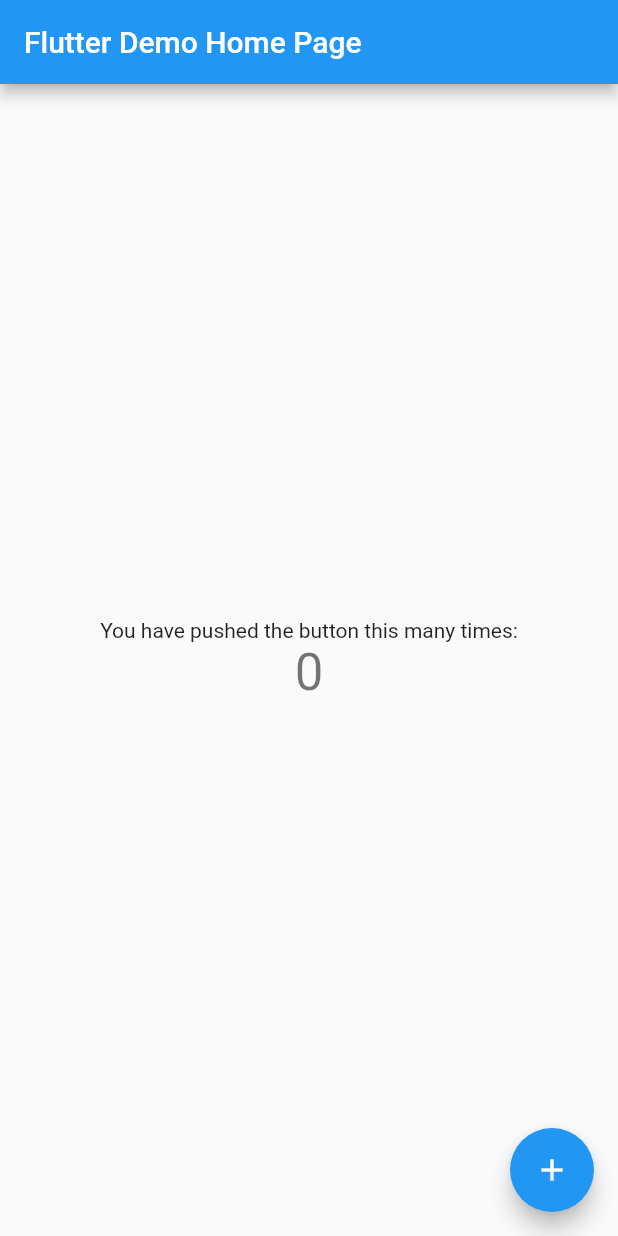
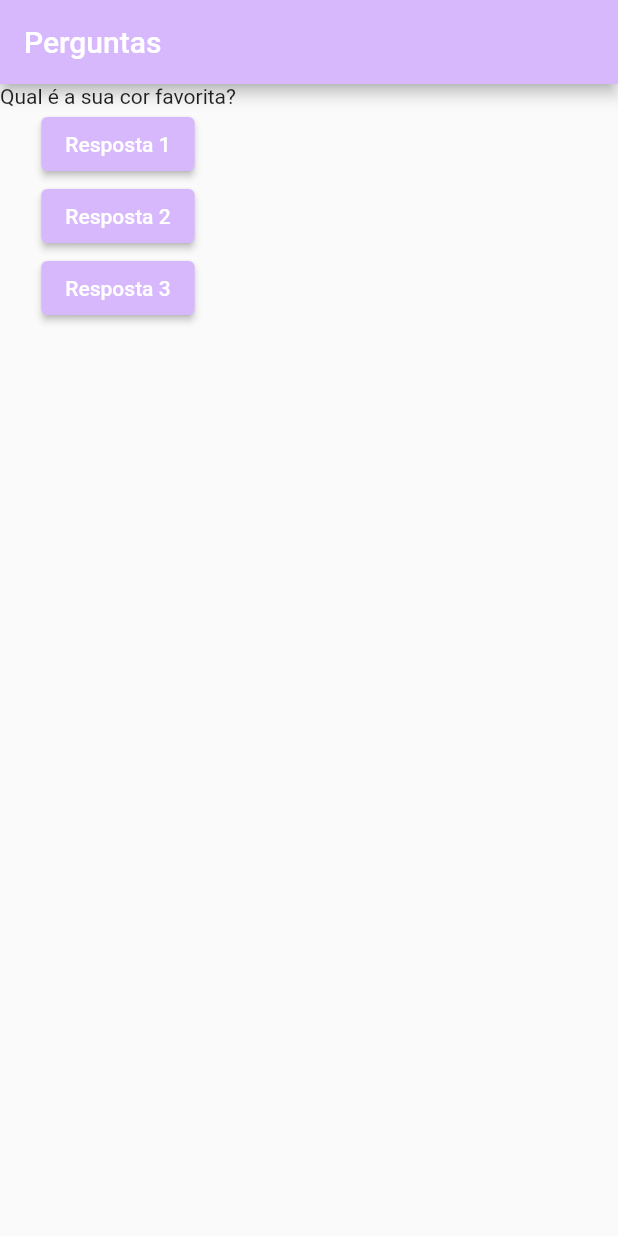
Before and after one commit to AnaTorres61/Flutter_Study, a Flutter app: the screen it shows after launch, on a phone screen of 412 x 824 dp. Run offline on Flutter 3.47's test engine with Material 2 defaults, Android fonts, the phone set to English and light mode, and no system bars.

Commit message:
Update question_project

```diff
--- a/questions_project/lib/main.dart
+++ b/questions_project/lib/main.dart
@@ -1,68 +1,64 @@
 import 'package:flutter/material.dart';
 
-void main() {
-  runApp(const MyApp());
-}
+main() => runApp(PerguntaApp());
 
-class MyApp extends StatelessWidget {
-  const MyApp({super.key});
+class PerguntaAppState extends State<PerguntaApp> {
+  var perguntaSelecionada = 0;
 
-  // This widget is the root of your application.
+  void responder() {
+    setState(() {
+      perguntaSelecionada++;
+    });
+    print(perguntaSelecionada);
+  }
+
   @override
   Widget build(BuildContext context) {
+    final perguntas = [
+      'Qual é a sua cor favorita?',
+      'Qual é o seu animal favorito?',
+    ];
+
     return MaterialApp(
-      title: 'Flutter Demo',
-      theme: ThemeData(
-        primarySwatch: Colors.blue,
+      home: Scaffold(
+        appBar: AppBar(
+          title: Text('Perguntas'),
+          backgroundColor: Color.fromARGB(255, 215, 184, 252),
+        ),
+        body: Column(
+          children: [
+            Text(perguntas[perguntaSelecionada]),
+            ElevatedButton(
+              onPressed: responder,
+              child: Text('Resposta 1'),
+              style: ElevatedButton.styleFrom(
+                backgroundColor: Color.fromARGB(255, 215, 184, 252),
+              ),
+            ),
+            ElevatedButton(
+              onPressed: responder,
+              child: Text('Resposta 2'),
+              style: ElevatedButton.styleFrom(
+                backgroundColor: Color.fromARGB(255, 215, 184, 252),
+              ),
+            ),
+            ElevatedButton(
+              onPressed: responder,
+              child: Text('Resposta 3'),
+              style: ElevatedButton.styleFrom(
+                backgroundColor: Color.fromARGB(255, 215, 184, 252),
+              ),
+            ),
+          ],
+        ),
       ),
-      home: const MyHomePage(title: 'Flutter Demo Home Page'),
     );
   }
 }
 
-class MyHomePage extends StatefulWidget {
-  const MyHomePage({super.key, required this.title});
-
-  final String title;
-
+class PerguntaApp extends StatefulWidget {
   @override
-  State<MyHomePage> createState() => _MyHomePageState();
-}
-
-class _MyHomePageState extends State<MyHomePage> {
-  int _counter = 0;
-
-  void _incrementCounter() {
-    setState(() {
-      _counter++;
-    });
-  }
-
-  @override
-  Widget build(BuildContext context) {
-    return Scaffold(
-      appBar: AppBar(
-        title: Text(widget.title),
-      ),
-      body: Center(
-        child: Column(
-          mainAxisAlignment: MainAxisAlignment.center,
-          children: <Widget>[
-            const Text(
-              'You have pushed the button this many times:',
-            ),
-            Text(
-              '$_counter',
-              style: Theme.of(context).textTheme.headlineMedium,
-            ),
-          ],
-        ),
-      ),
-      floatingActionButton: FloatingActionButton(
-        onPressed: _incrementCounter,
-        tooltip: 'Increment',
-        child: const Icon(Icons.add),
-      ), // This trailing comma makes auto-formatting nicer for build methods.
-    );
+  PerguntaAppState createState() {
+    return PerguntaAppState();
   }
 }
```
Also changed, not shown: 1 other file.
